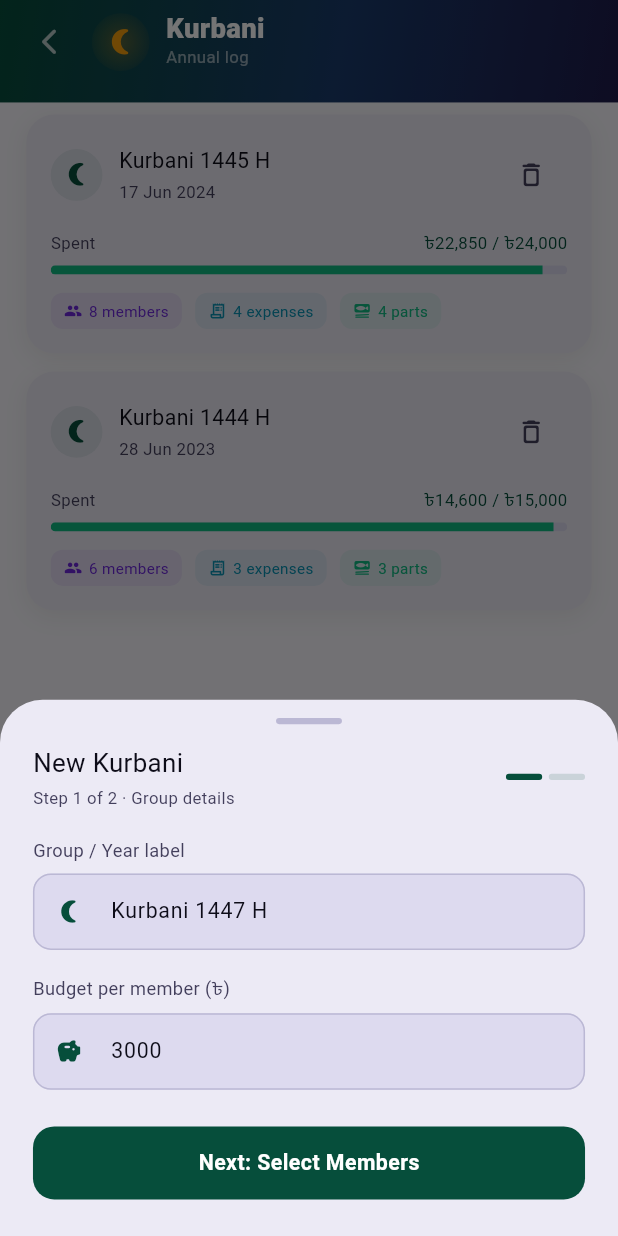
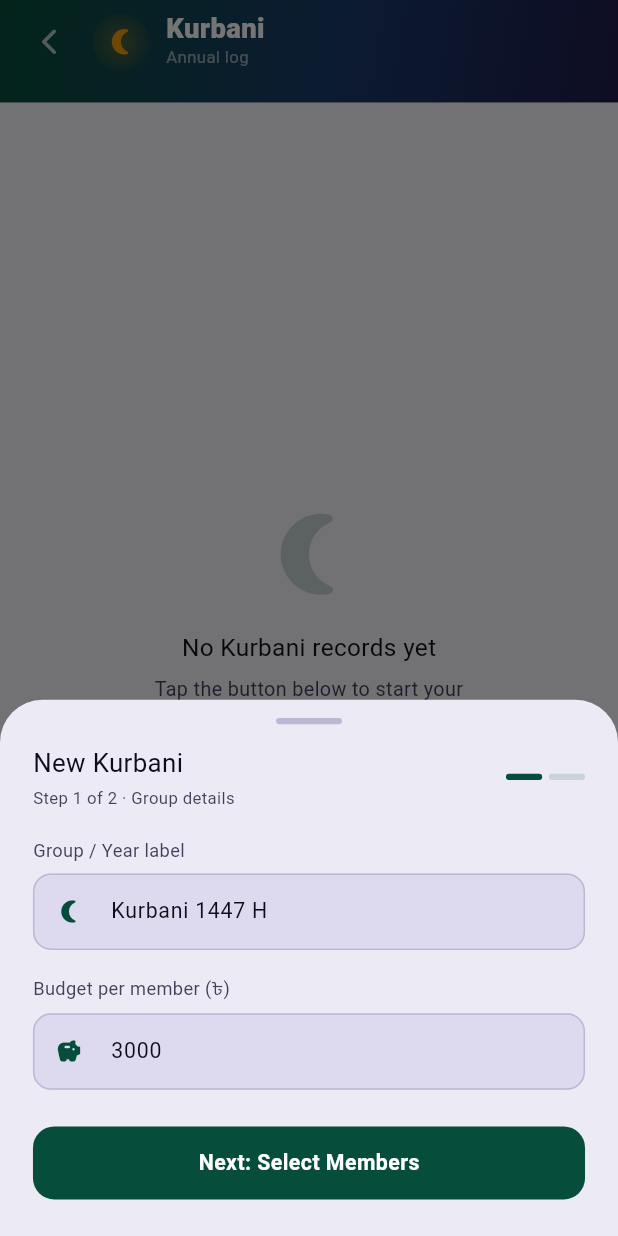
Before and after one commit to jbjason/fclub, a Flutter app: the KurbaniHistoryScreen screen opened directly, after a tap on "New Kurbani", on a phone screen of 412 x 824 dp. Run offline on Flutter 3.47's test engine with Material 3 defaults, Android fonts, the light colour scheme and no system bars; our stand-ins replace cloud_firestore, dio, elegant_notification, firebase_auth, firebase_core, flutter_screenutil and 3 more; accounts and stored records are empty; project files that could hold a hidden picture were left out.

Commit message:
real users added

```diff
--- a/lib/core/services/contacts/app_contact.dart
+++ b/lib/core/services/contacts/app_contact.dart
@@ -23,7 +23,7 @@ class AppContact {
   @HiveField(2)
   int avatarColorIndex;
 
-  /// True for the current app user ("Me" — always selected as creator).
+  /// True for the current app user, matched by email against Firestore.
   @HiveField(3)
   bool isMe;
 }
--- a/lib/core/services/contacts/global_contacts_provider.dart
+++ b/lib/core/services/contacts/global_contacts_provider.dart
@@ -1,11 +1,13 @@
+import 'package:cloud_firestore/cloud_firestore.dart';
 import 'package:fclub/core/services/contacts/app_contact.dart';
 import 'package:fclub/core/services/contacts/global_contacts_hive_box.dart';
 import 'package:fclub/core/services/global_service.dart';
-import 'package:fclub/feature/auth/data/model/auth_user.dart';
 import 'package:flutter/foundation.dart';
 import 'package:hive_flutter/hive_flutter.dart';
 
-/// Shared "choose member" pool used by both the Tour and Kurbani features.
+/// Shared "choose member" pool used by Tour, Kurbani, and Club — backed by
+/// the real `users` collection in Firestore, cached locally in Hive so the
+/// last-known list is still available offline.
 class GlobalContactsProvider with ChangeNotifier {
   GlobalContactsProvider()
     : _contactsBox = Hive.box<AppContact>(GlobalContactsHiveBox.boxName);
@@ -14,45 +16,45 @@ class GlobalContactsProvider with ChangeNotifier {
 
   List<AppContact> get contacts => _contactsBox.values.toList();
 
+  bool get hasContacts => _contactsBox.isNotEmpty;
+
+  AppContact? contactById(String id) => _contactsBox.get(id);
+
   AppContact? get meContact =>
       _contactsBox.values.where((c) => c.isMe).firstOrNull;
 
-  bool get hasDemoData => _contactsBox.isNotEmpty;
+  /// Fetches every user from the Firestore `users` collection and replaces
+  /// the local cache. The signed-in user's email is matched against each
+  /// doc's `email` field to flag the corresponding contact as "me". On
+  /// failure, the previously cached contacts are left untouched so the app
+  /// still works offline.
+  Future<void> loadContacts() async {
+    try {
+      final snapshot =
+          await FirebaseFirestore.instance.collection('users').get();
+      final myEmail =
+          GlobalService.instance.currentUser?.email?.trim().toLowerCase();
 
-  AppContact? contactById(String id) => _contactsBox.get(id);
+      final fetched = <AppContact>[];
+      for (var i = 0; i < snapshot.docs.length; i++) {
+        final data = snapshot.docs[i].data();
+        final name = (data['name'] as String?)?.trim();
+        final email = (data['email'] as String?)?.trim().toLowerCase();
+        fetched.add(AppContact(
+          id: snapshot.docs[i].id,
+          name: name?.isNotEmpty == true ? name! : 'Unknown',
+          avatarColorIndex: i,
+          isMe: myEmail != null && email != null && email == myEmail,
+        ));
+      }
 
-  Future<void> seedDemoData() async {
-    if (hasDemoData) return;
-
-    final youName = _resolveDisplayName(GlobalService.instance.currentUser);
-
-    final list = [
-      AppContact(id: 'me', name: youName, avatarColorIndex: 0, isMe: true),
-      AppContact(id: 'c1', name: 'Belaak Noyon', avatarColorIndex: 1),
-      AppContact(id: 'c2', name: 'Bolod Alamin', avatarColorIndex: 2),
-      AppContact(id: 'c3', name: 'Rasel Paada', avatarColorIndex: 3),
-      AppContact(id: 'c4', name: 'Taaut Rumi', avatarColorIndex: 4),
-      AppContact(id: 'c5', name: 'Sesra Joynal', avatarColorIndex: 5),
-      AppContact(id: 'c6', name: 'Gaanja Monir', avatarColorIndex: 6),
-      AppContact(id: 'c7', name: 'Tank Nazmul', avatarColorIndex: 0),
-      AppContact(id: 'c8', name: 'Baatu Miraj', avatarColorIndex: 1),
-      AppContact(id: 'c9', name: 'Kaatbaaj Ashraful', avatarColorIndex: 2),
-      AppContact(id: 'c10', name: 'Demo User1', avatarColorIndex: 3),
-      AppContact(id: 'c11', name: 'Demo User2', avatarColorIndex: 4),
-    ];
-
-    for (final contact in list) {
-      await _contactsBox.put(contact.id, contact);
+      await _contactsBox.clear();
+      for (final contact in fetched) {
+        await _contactsBox.put(contact.id, contact);
+      }
+      notifyListeners();
+    } catch (e) {
+      debugPrint('GlobalContactsProvider.loadContacts failed: $e');
     }
-    notifyListeners();
-  }
-
-  String _resolveDisplayName(AuthUser? user) {
-    if (user == null) return 'You';
-    final displayName = user.displayName?.trim();
-    if (displayName != null && displayName.isNotEmpty) return displayName;
-    final email = user.email;
-    if (email != null && email.contains('@')) return email.split('@').first;
-    return 'You';
   }
 }
--- a/lib/feature/club/presentation/provider/club_provider.dart
+++ b/lib/feature/club/presentation/provider/club_provider.dart
@@ -1,3 +1,4 @@
+import 'package:fclub/core/services/contacts/app_contact.dart';
 import 'package:fclub/core/services/contacts/global_contacts_provider.dart';
 import 'package:fclub/feature/club/data/club_hive_box.dart';
 import 'package:fclub/feature/club/data/model/payment_entry.dart';
@@ -21,8 +22,25 @@ class ClubProvider with ChangeNotifier {
   static const double monthlyContribution = 5000;
   static final DateTime clubStartMonth = DateTime(2025, 6, 1);
 
+  /// Only these real users are Fundora Club members — the club is a subset
+  /// of the full shared contacts pool, not everyone in it.
+  static const Set<String> _clubMemberIds = {
+    '4f3tRdRx0Q5h9vKigqRm',
+    '7dkX7S5BdEScw5OMPTaN',
+    '9EzfhVCdHXwORYQ8oT2I',
+    'EvsQcqzTCi6lt6zGMn9A',
+    'eVtwuJndDDz8Mru0QOBW',
+    'nI53VyGowRNiy35IpP3v',
+    'opFqEgAQUxULOwZbBBRK',
+    'wnKj8Zz9vnTlVrU5OvYI',
+  };
+
   List<PaymentEntry> get entries =>
       _entriesBox.values.toList()..sort((a, b) => b.date.compareTo(a.date));
+
+  List<AppContact> get clubMembers => _globalContacts.contacts
+      .where((c) => _clubMemberIds.contains(c.id))
+      .toList();
 
   bool get hasDemoData => _entriesBox.isNotEmpty;
 
@@ -81,7 +99,7 @@ class ClubProvider with ChangeNotifier {
   Future<void> seedDemoData() async {
     if (hasDemoData) return;
 
-    final contacts = _globalContacts.contacts;
+    final contacts = clubMembers;
     if (contacts.isEmpty) return;
 
     final now = DateTime.now();
--- a/lib/feature/club/presentation/screens/club_month_detail_screen.dart
+++ b/lib/feature/club/presentation/screens/club_month_detail_screen.dart
@@ -1,5 +1,4 @@
 import 'package:fclub/core/services/contacts/app_contact.dart';
-import 'package:fclub/core/services/contacts/global_contacts_provider.dart';
 import 'package:fclub/feature/club/data/model/payment_entry.dart';
 import 'package:fclub/feature/club/data/model/payment_status.dart';
 import 'package:fclub/feature/club/presentation/provider/club_provider.dart';
@@ -70,8 +69,9 @@ class _ClubMonthDetailScreenState extends State<ClubMonthDetailScreen> {
 
   @override
   Widget build(BuildContext context) {
-    final entries = context.watch<ClubProvider>().entries;
-    final contacts = context.watch<GlobalContactsProvider>().contacts;
+    final clubProvider = context.watch<ClubProvider>();
+    final entries = clubProvider.entries;
+    final contacts = clubProvider.clubMembers;
     final contactsById = {for (final contact in contacts) contact.id: contact};
 
     final monthEntries = entries.where((e) => e.month == widget.month).toList();
--- a/lib/feature/club/presentation/widgets/club_entry_form.dart
+++ b/lib/feature/club/presentation/widgets/club_entry_form.dart
@@ -1,4 +1,3 @@
-import 'package:fclub/core/services/contacts/global_contacts_provider.dart';
 import 'package:fclub/feature/club/data/model/payment_entry.dart';
 import 'package:fclub/feature/club/data/model/payment_status.dart';
 import 'package:fclub/feature/club/presentation/provider/club_provider.dart';
@@ -109,7 +108,7 @@ class _ClubEntryFormState extends State<ClubEntryForm> {
 
   @override
   Widget build(BuildContext context) {
-    final contacts = context.watch<GlobalContactsProvider>().contacts;
+    final contacts = context.watch<ClubProvider>().clubMembers;
     final textTheme = Theme.of(context).textTheme;
 
     return Form(
--- a/lib/feature/kurbani/presentation/provider/kurbani_provider.dart
+++ b/lib/feature/kurbani/presentation/provider/kurbani_provider.dart
@@ -40,7 +40,6 @@ class KurbaniProvider with ChangeNotifier {
   bool get hasActiveSession => _activeSession != null;
   KurbaniSession? get activeSession => _activeSession;
   List<KurbaniSession> get history => List.unmodifiable(_history);
-  bool get hasDemoData => _sessionsBox.isNotEmpty;
 
   // ── Delegated getters for active session ──────────────────────────────────
 
@@ -72,190 +71,6 @@ class KurbaniProvider with ChangeNotifier {
 
   double get totalAnimalWeight =>
       animalParts.fold<double>(0, (s, p) => s + p.weightKg);
-
-  // ── Demo seed ──────────────────────────────────────────────────────────────
-
-  Future<void> seedDemoData() async {
-    if (hasDemoData) return;
-    await _seedHistorySessions();
-    _load();
-  }
-
-  Future<void> _seedHistorySessions() async {
-    final s2023 = KurbaniSession(
-      id: 'hist_2023',
-      groupName: 'Kurbani 1444 H',
-      budgetPerMember: 2500,
-      createdAt: DateTime(2023, 6, 28),
-      isCompleted: true,
-      members: [
-        KurbaniMemberModel(
-            id: 'me', name: 'You', avatarColorIndex: 0, contribution: 2500),
-        KurbaniMemberModel(
-            id: 'c1',
-            name: 'Ahmed Hassan',
-            avatarColorIndex: 1,
-            contribution: 2500),
-        KurbaniMemberModel(
-            id: 'c2',
-            name: 'Fatima Ali',
-            avatarColorIndex: 2,
-            contribution: 2500),
-        KurbaniMemberModel(
-            id: 'c3',
-            name: 'Mohammad Reza',
-            avatarColorIndex: 3,
-            contribution: 2500),
-        KurbaniMemberModel(
-            id: 'c4',
-            name: 'Aisha Khan',
-            avatarColorIndex: 4,
-            contribution: 2000),
-        KurbaniMemberModel(
-            id: 'c5',
-            name: 'Ibrahim Siddique',
-            avatarColorIndex: 5,
-            contribution: 2500),
-      ],
-      expenses: [
-        KurbaniExpenseModel(
-            id: 'h23_e1',
-            title: 'Cow Purchase',
-            amount: 13000,
-            paidByMemberId: 'me',
-            timestamp: DateTime(2023, 6, 28),
-            note: 'Local cattle market'),
-        KurbaniExpenseModel(
-            id: 'h23_e2',
-            title: 'Butcher Fee',
-            amount: 1200,
-            paidByMemberId: 'c1',
-            timestamp: DateTime(2023, 6, 28)),
-        KurbaniExpenseModel(
-            id: 'h23_e3',
-            title: 'Transport',
-            amount: 400,
-            paidByMemberId: 'c3',
-            timestamp: DateTime(2023, 6, 28)),
-      ],
-      animalParts: [
-        KurbaniAnimalPartModel(
-            id: 'h23_p1',
-            partName: 'Meat',
-            weightKg: 72.0,
-            timestamp: DateTime(2023, 6, 28)),
-        KurbaniAnimalPartModel(
-            id: 'h23_p2',
-            partName: 'Bone',
-            weightKg: 28.0,
-            timestamp: DateTime(2023, 6, 28)),
-        KurbaniAnimalPartModel(
-            id: 'h23_p3',
-            partName: 'Liver',
-            weightKg: 5.0,
-            timestamp: DateTime(2023, 6, 28)),
-      ],
-    );
-
-    final s2024 = KurbaniSession(
-      id: 'hist_2024',
-      groupName: 'Kurbani 1445 H',
-      budgetPerMember: 3000,
-      createdAt: DateTime(2024, 6, 17),
-      isCompleted: true,
-      members: [
-        KurbaniMemberModel(
-            id: 'me', name: 'You', avatarColorIndex: 0, contribution: 3000),
-        KurbaniMemberModel(
-            id: 'c1',
-            name: 'Ahmed Hassan',
-            avatarColorIndex: 1,
-            contribution: 3000),
-        KurbaniMemberModel(
-            id: 'c2',
-            name: 'Fatima Ali',
-            avatarColorIndex: 2,
-            contribution: 3000),
-        KurbaniMemberModel(
-            id: 'c3',
-            name: 'Mohammad Reza',
-            avatarColorIndex: 3,
-            contribution: 3000),
-        KurbaniMemberModel(
-            id: 'c4',
-            name: 'Aisha Khan',
-            avatarColorIndex: 4,
-            contribution: 2500),
-        KurbaniMemberModel(
-            id: 'c5',
-            name: 'Ibrahim Siddique',
-            avatarColorIndex: 5,
-            contribution: 3000),
-        KurbaniMemberModel(
-            id: 'c6',
-            name: 'Mariam Yusuf',
-            avatarColorIndex: 6,
-            contribution: 3000),
-        KurbaniMemberModel(
-            id: 'c7',
-            name: 'Omar Abdullah',
-            avatarColorIndex: 0,
-            contribution: 3000),
-      ],
-      expenses: [
-        KurbaniExpenseModel(
-            id: 'h24_e1',
-            title: 'Cow Purchase',
-            amount: 20000,
-            paidByMemberId: 'me',
-            timestamp: DateTime(2024, 6, 17),
-            note: 'Local cattle market'),
-        KurbaniExpenseModel(
-            id: 'h24_e2',
-            title: 'Butcher Fee',
-            amount: 2000,
-            paidByMemberId: 'c1',
-            timestamp: DateTime(2024, 6, 17)),
-        KurbaniExpenseModel(
-            id: 'h24_e3',
-            title: 'Transport',
-            amount: 500,
-            paidByMemberId: 'c3',
-            timestamp: DateTime(2024, 6, 17)),
-        KurbaniExpenseModel(
-            id: 'h24_e4',
-            title: 'Salt & Spices',
-            amount: 350,
-            paidByMemberId: 'c5',
-            timestamp: DateTime(2024, 6, 17)),
-      ],
-      animalParts: [
-        KurbaniAnimalPartModel(
-            id: 'h24_p1',
-            partName: 'Meat',
-            weightKg: 90.0,
-            timestamp: DateTime(2024, 6, 17)),
-        KurbaniAnimalPartModel(
-            id: 'h24_p2',
-            partName: 'Bone',
-            weightKg: 38.0,
-            timestamp: DateTime(2024, 6, 17)),
-        KurbaniAnimalPartModel(
-            id: 'h24_p3',
-            partName: 'Liver',
-            weightKg: 6.5,
-            timestamp: DateTime(2024, 6, 17)),
-        KurbaniAnimalPartModel(
-            id: 'h24_p4',
-            partName: 'Ribs',
-            weightKg: 14.0,
-            timestamp: DateTime(2024, 6, 17)),
-      ],
-    );
-
-    await _sessionsBox.put(s2023.id, s2023);
-    await _sessionsBox.put(s2024.id, s2024);
-  }
 
   // ── Session lifecycle ──────────────────────────────────────────────────────
 
--- a/lib/feature/kurbani/presentation/screens/kurbani_history_screen.dart
+++ b/lib/feature/kurbani/presentation/screens/kurbani_history_screen.dart
@@ -30,8 +30,7 @@ class _KurbaniHistoryScreenState extends State<KurbaniHistoryScreen> {
   void initState() {
     super.initState();
     WidgetsBinding.instance.addPostFrameCallback((_) {
-      context.read<GlobalContactsProvider>().seedDemoData();
-      context.read<KurbaniProvider>().seedDemoData();
+      context.read<GlobalContactsProvider>().loadContacts();
     });
   }
 
--- a/lib/feature/tour/presentation/screens/tour_history_screen.dart
+++ b/lib/feature/tour/presentation/screens/tour_history_screen.dart
@@ -25,8 +25,7 @@ class _TourHistoryScreenState extends State<TourHistoryScreen> {
   void initState() {
     super.initState();
     WidgetsBinding.instance.addPostFrameCallback((_) {
-      context.read<GlobalContactsProvider>().seedDemoData();
-      context.read<TourProvider>().seedDemoData();
+      context.read<GlobalContactsProvider>().loadContacts();
     });
   }
 
--- a/pubspec.yaml
+++ b/pubspec.yaml
@@ -20,6 +20,7 @@ dependencies:
   logger: ^2.7.0
   firebase_core: ^4.10.0
   firebase_auth: ^6.5.2
+  cloud_firestore: ^6.6.0
   hive_flutter: ^1.1.0
   flutter_screenutil: ^5.9.3
   image_picker: ^1.2.2
```
Also changed, not shown: lib/feature/club/presentation/screens/club_history_screen.dart (+4 -3 lines), lib/feature/tour/presentation/provider/tour_provider.dart (+0 -136 lines).
